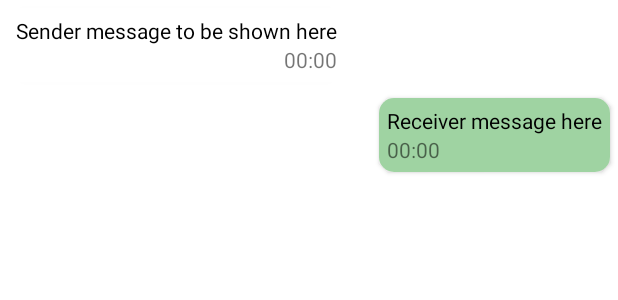
After one commit to Viviandavids/WhatsApp-Clone, an Android app: the layout chats_layout.xml on its own in the app's theme, with its tools: preview values and no code run, on a phone screen of 412 x 824 dp. The commit adds this screen. Shown: the top 300 px of the screen. Run offline under Robolectric (Android 15) with nearby library versions, the phone set to English and light mode, and no system bars.

Commit message:
Message Activity Interaction

```diff
--- a/AndroidStudioProjects/WMTApp/app/src/main/java/com/example/wmtapp/model/Message.kt
+++ b/AndroidStudioProjects/WMTApp/app/src/main/java/com/example/wmtapp/model/Message.kt
@@ -1,7 +1,8 @@
 package com.example.wmtapp.model
 
 data class Message(
-    val username: String,
+    val sender: String,
     val time: String,
     val message: String,
+    val receiver: String,
 )
--- a/AndroidStudioProjects/WMTApp/app/src/main/res/layout/activity_chat.xml
+++ b/AndroidStudioProjects/WMTApp/app/src/main/res/layout/activity_chat.xml
@@ -83,6 +83,7 @@
 
 
             <com.google.android.material.floatingactionbutton.FloatingActionButton
+                android:id="@+id/sendButton"
                 android:layout_width="wrap_content"
                 android:layout_height="wrap_content"
                 android:layout_gravity="end"
--- /dev/null
+++ b/AndroidStudioProjects/WMTApp/app/src/main/res/layout/chats_layout.xml
@@ -0,0 +1,72 @@
+<?xml version="1.0" encoding="utf-8"?>
+<LinearLayout xmlns:android="http://schemas.android.com/apk/res/android"
+    android:layout_width="match_parent"
+    android:layout_height="wrap_content"
+    xmlns:app="http://schemas.android.com/apk/res-auto"
+    android:orientation="vertical">
+    <androidx.cardview.widget.CardView
+        android:id="@+id/senderSection"
+        android:layout_width="wrap_content"
+        android:layout_height="wrap_content"
+        android:layout_gravity="start"
+        android:layout_margin="5dp"
+        app:cardCornerRadius="10dp">
+        <androidx.constraintlayout.widget.ConstraintLayout
+            android:layout_width="wrap_content"
+            android:layout_height="wrap_content"
+            android:background="@color/white"
+            android:padding="5dp"
+            >
+            <TextView
+                android:id="@+id/senderMessage"
+                android:layout_width="wrap_content"
+                android:layout_height="wrap_content"
+                android:text="Sender message to be shown here"
+                app:layout_constraintTop_toTopOf="parent"
+                app:layout_constraintStart_toStartOf="parent"
+                android:textColor="@color/black"/>
+
+            <TextView
+                android:id="@+id/sendTime"
+                android:layout_width="wrap_content"
+                android:layout_height="wrap_content"
+                android:text="00:00"
+                app:layout_constraintEnd_toEndOf="parent"
+                app:layout_constraintTop_toBottomOf="@+id/senderMessage"/>
+        </androidx.constraintlayout.widget.ConstraintLayout>
+    </androidx.cardview.widget.CardView>
+
+
+<!-- Receiver message section-->
+    <androidx.cardview.widget.CardView
+        android:id="@+id/userSection"
+        android:layout_width="wrap_content"
+        android:layout_height="wrap_content"
+        android:layout_gravity="end"
+        android:layout_margin="5dp"
+        app:cardCornerRadius="10dp">
+        <androidx.constraintlayout.widget.ConstraintLayout
+            android:layout_width="wrap_content"
+            android:layout_height="wrap_content"
+            android:background="#9FD3A2"
+            android:padding="5dp">
+            <TextView
+                android:id="@+id/messageSent"
+                android:layout_width="wrap_content"
+                android:layout_height="wrap_content"
+                android:text="Receiver message here"
+                app:layout_constraintTop_toTopOf="parent"
+                app:layout_constraintEnd_toEndOf="parent"
+                android:textColor="@color/black"/>
+
+            <TextView
+                android:id="@+id/messageSentTime"
+                android:layout_width="wrap_content"
+                android:layout_height="wrap_content"
+                app:layout_constraintStart_toStartOf="parent"
+                app:layout_constraintTop_toBottomOf="@id/messageSent"
+                android:text="00:00"/>
+        </androidx.constraintlayout.widget.ConstraintLayout>
+
+    </androidx.cardview.widget.CardView>
+</LinearLayout>
```
Also changed, not shown: AndroidStudioProjects/WMTApp/app/src/main/java/com/example/wmtapp/ChatActivity.kt (+26 -3 lines), AndroidStudioProjects/WMTApp/app/src/main/java/com/example/wmtapp/Chats.kt (added, +8 -0 lines), AndroidStudioProjects/WMTApp/app/src/main/java/com/example/wmtapp/MainActivity.kt (+27 -4 lines), AndroidStudioProjects/WMTApp/app/src/main/java/com/example/wmtapp/NewGroupActivity.kt (+6 -1 lines), AndroidStudioProjects/WMTApp/app/src/main/java/com/example/wmtapp/SampleData.kt (+32 -7 lines), AndroidStudioProjects/WMTApp/app/src/main/java/com/example/wmtapp/adapter/ChatsAdapter.kt (added, +56 -0 lines), AndroidStudioProjects/WMTApp/app/src/main/java/com/example/wmtapp/adapter/ListOfFriendsAdapter.kt (+11 -0 lines), AndroidStudioProjects/WMTApp/app/src/main/java/com/example/wmtapp/adapter/ListOfMessagesAdapter.kt (+10 -2 lines).
